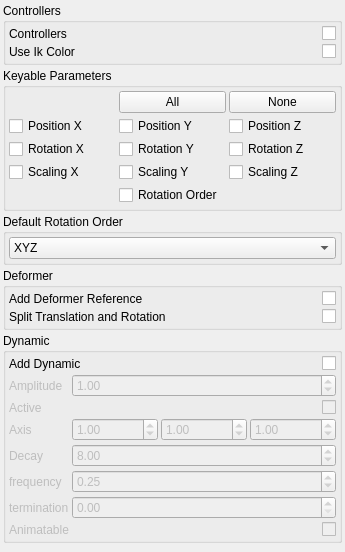
Before: the Qt Designer form brigks/systems/arm/widget.ui in miquelcampos/brigks, drawn with Qt 5.
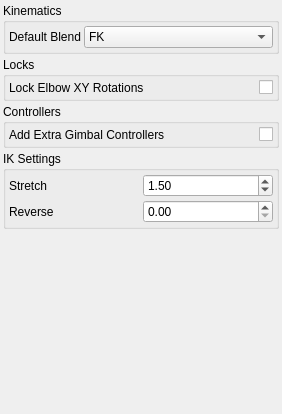
After: the same form once the commit is applied.

What changed in the file:
```diff
--- a/brigks/systems/arm/widget.ui
+++ b/brigks/systems/arm/widget.ui
@@ -6,8 +6,8 @@
    <rect>
     <x>0</x>
     <y>0</y>
-    <width>345</width>
-    <height>552</height>
+    <width>282</width>
+    <height>414</height>
    </rect>
   </property>
   <property name="windowTitle">
@@ -20,59 +20,19 @@
    <property name="margin">
     <number>3</number>
    </property>
-   <item>
-    <widget class="QGroupBox" name="groupBox_3">
-     <property name="title">
-      <string>Controllers</string>
-     </property>
-     <layout class="QGridLayout" name="gridLayout_2">
-      <property name="margin">
-       <number>3</number>
-      </property>
-      <property name="spacing">
-       <number>3</number>
-      </property>
-      <item row="0" column="0">
-       <widget class="QLabel" name="label_2">
-        <property name="text">
-         <string>Controllers</string>
-        </property>
-       </widget>
-      </item>
-      <item row="0" column="1">
-       <widget class="QCheckBox" name="uiAddControllers">
-        <property name="layoutDirection">
-         <enum>Qt::RightToLeft</enum>
-        </property>
-        <property name="text">
-         <string/>
-        </property>
-       </widget>
-      </item>
-      <item row="1" column="1">
-       <widget class="QCheckBox" name="uiUseIkColor">
-        <property name="layoutDirection">
-         <enum>Qt::RightToLeft</enum>
-        </property>
-        <property name="text">
-         <string/>
-        </property>
-       </widget>
-      </item>
-      <item row="1" column="0">
-       <widget class="QLabel" name="label_3">
-        <property name="text">
-         <string>Use Ik Color</string>
-        </property>
-       </widget>
-      </item>
-     </layout>
-    </widget>
-   </item>
+   <property name="topMargin">
+    <number>3</number>
+   </property>
+   <property name="rightMargin">
+    <number>3</number>
+   </property>
+   <property name="bottomMargin">
+    <number>3</number>
+   </property>
    <item>
     <widget class="QGroupBox" name="groupBox">
      <property name="title">
-      <string>Keyable Parameters</string>
+      <string>Kinematics</string>
      </property>
      <layout class="QGridLayout" name="gridLayout">
       <property name="margin">
@@ -81,110 +41,24 @@
       <property name="spacing">
        <number>3</number>
       </property>
-      <item row="3" column="1">
-       <widget class="QCheckBox" name="uiScly">
-        <property name="text">
-         <string>Scaling Y</string>
+      <item row="0" column="0">
+       <widget class="QLabel" name="label_2">
+        <property name="sizePolicy">
+         <sizepolicy hsizetype="Fixed" vsizetype="Preferred">
+          <horstretch>0</horstretch>
+          <verstretch>0</verstretch>
+         </sizepolicy>
         </property>
-       </widget>
-      </item>
-      <item row="3" column="0">
-       <widget class="QCheckBox" name="uiSclx">
         <property name="text">
-         <string>Scaling X</string>
-        </property>
-       </widget>
-      </item>
-      <item row="3" column="2">
-       <widget class="QCheckBox" name="uiSclz">
-        <property name="text">
-         <string>Scaling Z</string>
-        </property>
-       </widget>
-      </item>
-      <item row="1" column="0">
-       <widget class="QCheckBox" name="uiPosx">
-        <property name="text">
-         <string>Position X</string>
-        </property>
-       </widget>
-      </item>
-      <item row="1" column="1">
-       <widget class="QCheckBox" name="uiPosy">
-        <property name="text">
-         <string>Position Y</string>
-        </property>
-       </widget>
-      </item>
-      <item row="0" column="2">
-       <widget class="QPushButton" name="uiKeyableNoneBTN">
-        <property name="text">
-         <string>None</string>
+         <string>Default Blend</string>
         </property>
        </widget>
       </item>
       <item row="0" column="1">
-       <widget class="QPushButton" name="uiKeyableAllBTN">
-        <property name="text">
-         <string>All</string>
-        </property>
-       </widget>
-      </item>
-      <item row="2" column="2">
-       <widget class="QCheckBox" name="uiRotz">
-        <property name="text">
-         <string>Rotation Z</string>
-        </property>
-       </widget>
-      </item>
-      <item row="2" column="1">
-       <widget class="QCheckBox" name="uiRoty">
-        <property name="text">
-         <string>Rotation Y</string>
-        </property>
-       </widget>
-      </item>
-      <item row="2" column="0">
-       <widget class="QCheckBox" name="uiRotx">
-        <property name="text">
-         <string>Rotation X</string>
-        </property>
-       </widget>
-      </item>
-      <item row="1" column="2">
-       <widget class="QCheckBox" name="uiPosz">
-        <property name="text">
-         <string>Position Z</string>
-        </property>
-       </widget>
-      </item>
-      <item row="4" column="1">
-       <widget class="QCheckBox" name="uiRotorder">
-        <property name="text">
-         <string>Rotation Order</string>
-        </property>
-       </widget>
-      </item>
-     </layout>
-    </widget>
-   </item>
-   <item>
-    <widget class="QGroupBox" name="groupBox_5">
-     <property name="title">
-      <string>Default Rotation Order</string>
-     </property>
-     <layout class="QVBoxLayout" name="verticalLayout">
-      <property name="spacing">
-       <number>3</number>
-      </property>
-      <property name="margin">
-       <number>3</number>
-      </property>
-      <item>
-       <widget class="QComboBox" name="uiDefaultRotationOrder">
+       <widget class="QComboBox" name="uiBlend">
         <item>
          <property name="text">
-          <string>XYZ</string>
+          <string>FK</string>
          </property>
         </item>
         <item>
@@ -220,34 +94,33 @@
    <item>
     <widget class="QGroupBox" name="groupBox_2">
      <property name="title">
-      <string>Deformer</string>
+      <string>Locks</string>
      </property>
-     <layout class="QGridLayout" name="gridLayout_3">
-      <property name="margin">
+     <layout class="QGridLayout" name="gridLayout_2">
+      <property name="leftMargin">
+       <number>3</number>
+      </property>
+      <property name="topMargin">
+       <number>3</number>
+      </property>
+      <property name="rightMargin">
+       <number>3</number>
+      </property>
+      <property name="bottomMargin">
        <number>3</number>
       </property>
       <property name="spacing">
        <number>3</number>
       </property>
-      <item row="0" column="1">
-       <widget class="QCheckBox" name="uiAddDeformerReferences">
-        <property name="layoutDirection">
-         <enum>Qt::RightToLeft</enum>
-        </property>
-        <property name="text">
-         <string/>
-        </property>
-       </widget>
-      </item>
       <item row="0" column="0">
        <widget class="QLabel" name="label">
         <property name="text">
-         <string>Add Deformer Reference</string>
+         <string>Lock Elbow XY Rotations</string>
         </property>
        </widget>
       </item>
-      <item row="1" column="1">
-       <widget class="QCheckBox" name="uiSplitRotation">
+      <item row="0" column="1">
+       <widget class="QCheckBox" name="uiLockElbowRotation">
         <property name="layoutDirection">
          <enum>Qt::RightToLeft</enum>
         </property>
@@ -256,26 +129,54 @@
         </property>
        </widget>
       </item>
-      <item row="1" column="0">
-       <widget class="QLabel" name="label_4">
-        <property name="text">
-         <string>Split Translation and Rotation</string>
-        </property>
-       </widget>
-      </item>
      </layout>
     </widget>
    </item>
    <item>
-    <widget class="QGroupBox" name="uiDynamicGRP">
-     <property name="minimumSize">
-      <size>
-       <width>0</width>
-       <height>0</height>
-      </size>
+    <widget class="QGroupBox" name="groupBox_5">
+     <property name="title">
+      <string>Controllers</string>
      </property>
+     <layout class="QGridLayout" name="gridLayout_5">
+      <property name="leftMargin">
+       <number>3</number>
+      </property>
+      <property name="topMargin">
+       <number>3</number>
+      </property>
+      <property name="rightMargin">
+       <number>3</number>
+      </property>
+      <property name="bottomMargin">
+       <number>3</number>
+      </property>
+      <property name="spacing">
+       <number>3</number>
+      </property>
+      <item row="0" column="1">
+       <widget class="QCheckBox" name="uiGimbalControllers">
+        <property name="layoutDirection">
+         <enum>Qt::RightToLeft</enum>
+        </property>
+        <property name="text">
+         <string/>
+        </property>
+       </widget>
+      </item>
+      <item row="0" column="0">
+       <widget class="QLabel" name="label_10">
+        <property name="text">
+         <string>Add Extra Gimbal Controllers</string>
+        </property>
+       </widget>
+      </item>
+     </layout>
+    </widget>
+   </item>
+   <item>
+    <widget class="QGroupBox" name="groupBox_4">
      <property name="title">
-      <string>Dynamic</string>
+      <string>IK Settings</string>
      </property>
      <layout class="QGridLayout" name="gridLayout_4">
       <property name="margin">
@@ -285,261 +186,45 @@
        <number>3</number>
       </property>
       <item row="0" column="0">
+       <widget class="QLabel" name="label_4">
+        <property name="text">
+         <string>Stretch</string>
+        </property>
+       </widget>
+      </item>
+      <item row="0" column="1">
+       <widget class="QDoubleSpinBox" name="uiStretchDefault">
+        <property name="minimum">
+         <double>1.000000000000000</double>
+        </property>
+        <property name="maximum">
+         <double>99.000000000000000</double>
+        </property>
+        <property name="singleStep">
+         <double>0.100000000000000</double>
+        </property>
+        <property name="value">
+         <double>1.500000000000000</double>
+        </property>
+       </widget>
+      </item>
+      <item row="1" column="0">
        <widget class="QLabel" name="label_5">
         <property name="text">
-         <string>Add Dynamic</string>
+         <string>Reverse</string>
         </property>
        </widget>
       </item>
-      <item row="0" column="1">
-       <widget class="QCheckBox" name="uiDynamic">
-        <property name="layoutDirection">
-         <enum>Qt::RightToLeft</enum>
+      <item row="1" column="1">
+       <widget class="QDoubleSpinBox" name="uiReverseDefault">
+        <property name="maximum">
+         <double>1.000000000000000</double>
         </property>
-        <property name="text">
-         <string/>
+        <property name="singleStep">
+         <double>0.100000000000000</double>
         </property>
        </widget>
       </item>
-      <item row="1" column="0" colspan="2">
-       <widget class="QWidget" name="uiDynamicDefaultWDG" native="true">
-        <property name="enabled">
-         <bool>false</bool>
-        </property>
-        <layout class="QGridLayout" name="gridLayout_5">
-         <property name="margin">
-          <number>0</number>
-         </property>
-         <property name="spacing">
-          <number>3</number>
-         </property>
-         <item row="0" column="0">
-          <widget class="QLabel" name="label_8">
-           <property name="text">
-            <string>Amplitude</string>
-           </property>
-          </widget>
-         </item>
-         <item row="0" column="1">
-          <widget class="QDoubleSpinBox" name="uiAmplitude">
-           <property name="maximum">
-            <double>100.000000000000000</double>
-           </property>
-           <property name="singleStep">
-            <double>0.100000000000000</double>
-           </property>
-           <property name="value">
-            <double>1.000000000000000</double>
-           </property>
-          </widget>
-         </item>
-         <item row="1" column="0">
-          <widget class="QLabel" name="uiActiveLBL">
-           <property name="sizePolicy">
-            <sizepolicy hsizetype="Fixed" vsizetype="Preferred">
-             <horstretch>0</horstretch>
-             <verstretch>0</verstretch>
-            </sizepolicy>
-           </property>
-           <property name="minimumSize">
-            <size>
-             <width>10</width>
-             <height>0</height>
-            </size>
-           </property>
-           <property name="text">
-            <string>Active</string>
-           </property>
-          </widget>
-         </item>
-         <item row="1" column="1">
-          <widget class="QCheckBox" name="uiActive">
-           <property name="layoutDirection">
-            <enum>Qt::RightToLeft</enum>
-           </property>
-           <property name="text">
-            <string/>
-           </property>
-          </widget>
-         </item>
-         <item row="3" column="0">
-          <widget class="QLabel" name="uiStartCurveAttractLBL">
-           <property name="sizePolicy">
-            <sizepolicy hsizetype="Fixed" vsizetype="Preferred">
-             <horstretch>0</horstretch>
-             <verstretch>0</verstretch>
-            </sizepolicy>
-           </property>
-           <property name="minimumSize">
-            <size>
-             <width>10</width>
-             <height>0</height>
-            </size>
-           </property>
-           <property name="text">
-            <string>Decay</string>
-           </property>
-          </widget>
-         </item>
-         <item row="3" column="1">
-          <widget class="QDoubleSpinBox" name="uiDecay">
-           <property name="minimum">
-            <double>0.000000000000000</double>
-           </property>
-           <property name="maximum">
-            <double>999.000000000000000</double>
-           </property>
-           <property name="singleStep">
-            <double>1.000000000000000</double>
-           </property>
-           <property name="value">
-            <double>8.000000000000000</double>
-           </property>
-          </widget>
-         </item>
-         <item row="4" column="0">
-          <widget class="QLabel" name="uiBendResistanceLBL">
-           <property name="sizePolicy">
-            <sizepolicy hsizetype="Fixed" vsizetype="Preferred">
-             <horstretch>0</horstretch>
-             <verstretch>0</verstretch>
-            </sizepolicy>
-           </property>
-           <property name="minimumSize">
-            <size>
-             <width>10</width>
-             <height>0</height>
-            </size>
-           </property>
-           <property name="text">
-            <string>frequency</string>
-           </property>
-          </widget>
-         </item>
-         <item row="4" column="1">
-          <widget class="QDoubleSpinBox" name="uiFrequency">
-           <property name="minimum">
-            <double>0.000000000000000</double>
-           </property>
-           <property name="maximum">
-            <double>100.000000000000000</double>
-           </property>
-           <property name="singleStep">
-            <double>0.250000000000000</double>
-           </property>
-           <property name="value">
-            <double>0.250000000000000</double>
-           </property>
-          </widget>
-         </item>
-         <item row="5" column="0">
-          <widget class="QLabel" name="uiMassLBL">
-           <property name="sizePolicy">
-            <sizepolicy hsizetype="Fixed" vsizetype="Preferred">
-             <horstretch>0</horstretch>
-             <verstretch>0</verstretch>
-            </sizepolicy>
-           </property>
-           <property name="minimumSize">
-            <size>
-             <width>10</width>
-             <height>0</height>
-            </size>
-           </property>
-           <property name="text">
-            <string>termination</string>
-           </property>
-          </widget>
-         </item>
-         <item row="5" column="1">
-          <widget class="QDoubleSpinBox" name="uiTermination">
-           <property name="minimum">
-            <double>0.000000000000000</double>
-           </property>
-           <property name="maximum">
-            <double>100.000000000000000</double>
-           </property>
-           <property name="singleStep">
-            <double>0.100000000000000</double>
-           </property>
-           <property name="value">
-            <double>0.000000000000000</double>
-           </property>
-          </widget>
-         </item>
-         <item row="6" column="0">
-          <widget class="QLabel" name="uiAnimatableLBL">
-           <property name="sizePolicy">
-            <sizepolicy hsizetype="Fixed" vsizetype="Preferred">
-             <horstretch>0</horstretch>
-             <verstretch>0</verstretch>
-            </sizepolicy>
-           </property>
-           <property name="minimumSize">
-            <size>
-             <width>10</width>
-             <height>0</height>
-            </size>
-           </property>
-           <property name="text">
-            <string>Animatable</string>
-           </property>
-          </widget>
-         </item>
-         <item row="6" column="1">
-          <widget class="QCheckBox" name="uiDynamicAnimatable">
-           <property name="layoutDirection">
-            <enum>Qt::RightToLeft</enum>
-           </property>
-           <property name="text">
-            <string/>
-           </property>
-          </widget>
-         </item>
-         <item row="2" column="1">
-          <layout class="QHBoxLayout" name="horizontalLayout_2">
-           <item>
-            <widget class="QDoubleSpinBox" name="uiAmplitudeX">
-             <property name="singleStep">
-              <double>0.100000000000000</double>
-             </property>
-             <property name="value">
-              <double>1.000000000000000</double>
-             </property>
-            </widget>
-           </item>
-           <item>
-            <widget class="QDoubleSpinBox" name="uiAmplitudeY">
-             <property name="singleStep">
-              <double>0.100000000000000</double>
-             </property>
-             <property name="value">
-              <double>1.000000000000000</double>
-             </property>
-            </widget>
-           </item>
-           <item>
-            <widget class="QDoubleSpinBox" name="uiAmplitudeZ">
-             <property name="singleStep">
-              <double>0.100000000000000</double>
-             </property>
-             <property name="value">
-              <double>1.000000000000000</double>
-             </property>
-            </widget>
-           </item>
-          </layout>
-         </item>
-         <item row="2" column="0">
-          <widget class="QLabel" name="label_6">
-           <property name="text">
-            <string>Axis</string>
-           </property>
-          </widget>
-         </item>
-        </layout>
-       </widget>
-      </item>
      </layout>
     </widget>
    </item>
```
Left out of the diff: 50 changed lines with no effect on the pictures.
